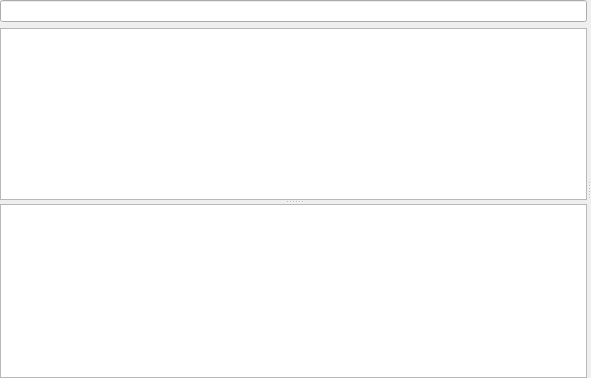
Before: the Qt Designer form ui/paintanalyzerwidget.ui in KDAB/GammaRay, drawn with Qt 5.
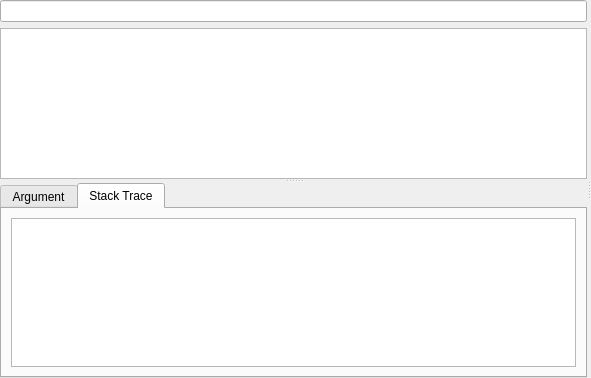
After: the same form once the commit is applied. The open tabs and pages were chosen to show the change. Custom widgets are drawn as their Qt base class.

Commit message: Add a stack trace view for painter commands

```diff
--- a/ui/paintanalyzerwidget.ui
+++ b/ui/paintanalyzerwidget.ui
@@ -40,10 +40,44 @@
         </item>
        </layout>
       </widget>
-      <widget class="QTreeView" name="argumentView">
-       <property name="indentation">
-        <number>10</number>
+      <widget class="QTabWidget" name="detailsTabWidget">
+       <property name="currentIndex">
+        <number>0</number>
        </property>
+       <widget class="QWidget" name="argumentTab">
+        <attribute name="title">
+         <string>Argument</string>
+        </attribute>
+        <layout class="QVBoxLayout" name="verticalLayout_2">
+         <item>
+          <widget class="QTreeView" name="argumentView">
+           <property name="indentation">
+            <number>10</number>
+           </property>
+          </widget>
+         </item>
+        </layout>
+       </widget>
+       <widget class="QWidget" name="stackTraceTab">
+        <attribute name="title">
+         <string>Stack Trace</string>
+        </attribute>
+        <layout class="QVBoxLayout" name="verticalLayout_3">
+         <item>
+          <widget class="QTreeView" name="stackTraceView">
+           <property name="contextMenuPolicy">
+            <enum>Qt::CustomContextMenu</enum>
+           </property>
+           <property name="rootIsDecorated">
+            <bool>false</bool>
+           </property>
+           <property name="uniformRowHeights">
+            <bool>true</bool>
+           </property>
+          </widget>
+         </item>
+        </layout>
+       </widget>
       </widget>
      </widget>
      <widget class="QWidget" name="replayLayoutWidget">
```
The commit also changes 11 other files.
